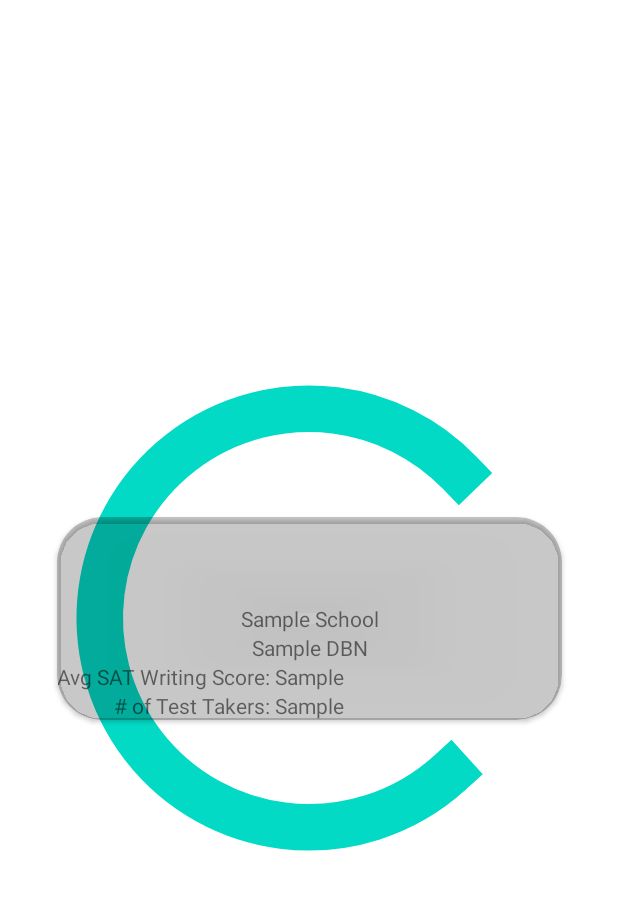
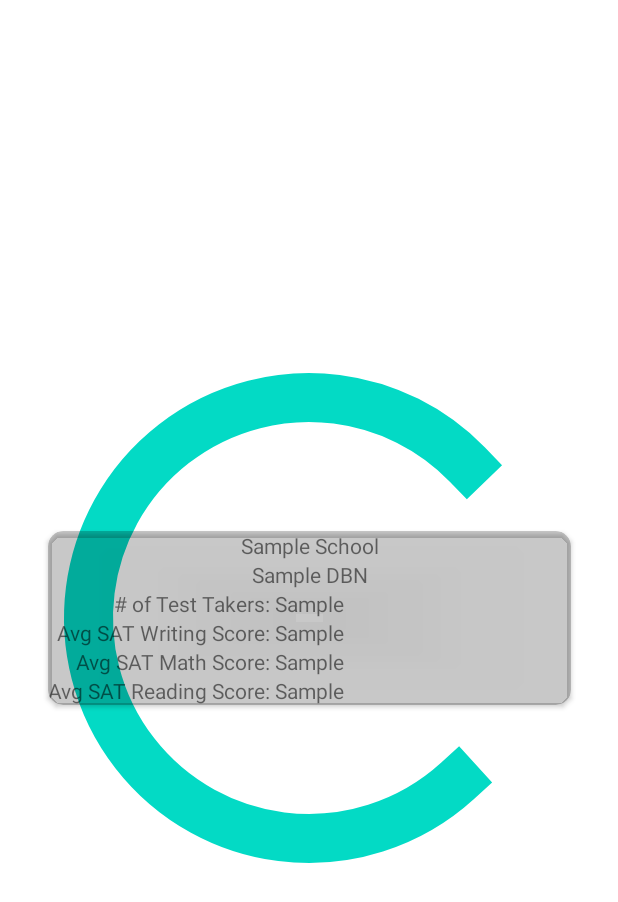
Before and after one commit to ndoperalski130/20220629-ND-NYCSchools, an Android app: the layout fragment_details.xml on its own in the app's theme, with its tools: preview values and no code run, on a phone screen of 412 x 824 dp. Shown: the top 902 px of the screen. Run offline under Robolectric (Android 15) with nearby library versions, the phone set to English and light mode, and no system bars.

```diff
--- a/app/src/main/res/layout/fragment_details.xml
+++ b/app/src/main/res/layout/fragment_details.xml
@@ -4,7 +4,7 @@
     android:layout_height="match_parent"
     xmlns:app="http://schemas.android.com/apk/res-auto"
     android:background="@color/purple_200"
-    android:layout_margin="20dp">
+    android:layout_margin="10dp">
 
     <ProgressBar
         android:layout_width="match_parent"
@@ -21,7 +21,7 @@
         app:layout_constraintStart_toStartOf="parent"
         app:layout_constraintEnd_toEndOf="parent"
         android:backgroundTint="@color/cardview_shadow_start_color"
-        app:cardCornerRadius="30dp">
+        app:cardCornerRadius="10dp">
         <androidx.constraintlayout.widget.ConstraintLayout
             android:layout_width="wrap_content"
             android:layout_height="wrap_content"
@@ -31,7 +31,6 @@
                 android:layout_height="wrap_content"
                 app:layout_constraintTop_toTopOf="parent"
                 app:layout_constraintEnd_toEndOf="parent"
-                app:layout_constraintBottom_toBottomOf="parent"
                 app:layout_constraintStart_toStartOf="parent"
                 android:id="@+id/tvDetailsSchoolName"
                 android:text="Sample School"
@@ -50,21 +49,55 @@
                 android:layout_height="wrap_content"
                 android:id="@+id/tvDetailsWritingHandle"
                 android:text="Avg SAT Writing Score: "
-                app:layout_constraintTop_toBottomOf="@id/tvDetailsDBN"
+                app:layout_constraintTop_toBottomOf="@id/tvDetailsNumTakersHandle"
                 app:layout_constraintEnd_toStartOf="@id/tvDetailsWriting"
+                />
+            <TextView
+                android:layout_width="wrap_content"
+                android:layout_height="wrap_content"
+                android:id="@+id/tvDetailsMathHandle"
+                android:text="Avg SAT Math Score: "
+                app:layout_constraintTop_toBottomOf="@id/tvDetailsWritingHandle"
+                app:layout_constraintEnd_toStartOf="@id/tvDetailsMath"
+                />
+            <TextView
+                android:layout_width="wrap_content"
+                android:layout_height="wrap_content"
+                android:id="@+id/tvDetailsMath"
+                android:text="Sample"
+                app:layout_constraintTop_toBottomOf="@id/tvDetailsWritingHandle"
+                app:layout_constraintStart_toStartOf="parent"
+                app:layout_constraintEnd_toEndOf="parent"
+                />
+            <TextView
+                android:layout_width="wrap_content"
+                android:layout_height="wrap_content"
+                android:id="@+id/tvDetailsReadingHandle"
+                android:text="Avg SAT Reading Score: "
+                app:layout_constraintTop_toBottomOf="@id/tvDetailsMathHandle"
+                app:layout_constraintEnd_toStartOf="@id/tvDetailsReading"
+                />
+            <TextView
+                android:layout_width="wrap_content"
+                android:layout_height="wrap_content"
+                android:id="@+id/tvDetailsReading"
+                app:layout_constraintTop_toBottomOf="@id/tvDetailsMath"
+                app:layout_constraintStart_toStartOf="parent"
+                app:layout_constraintEnd_toEndOf="parent"
+                android:text="Sample"
                 />
             <TextView
                 android:layout_width="wrap_content"
                 android:layout_height="wrap_content"
                 android:id="@+id/tvDetailsWriting"
                 android:text="Sample"
-                app:layout_constraintTop_toBottomOf="@id/tvDetailsDBN"
+                app:layout_constraintTop_toBottomOf="@id/tvDetailsNumTakersHandle"
                 app:layout_constraintStart_toStartOf="parent"
                 app:layout_constraintEnd_toEndOf="parent"/>
             <TextView
                 android:layout_width="wrap_content"
                 android:layout_height="wrap_content"
-                app:layout_constraintTop_toBottomOf="@id/tvDetailsWriting"
+                app:layout_constraintTop_toBottomOf="@id/tvDetailsDBN"
                 android:id="@+id/tvDetailsNumTakers"
                 app:layout_constraintStart_toStartOf="parent"
                 app:layout_constraintEnd_toEndOf="parent"
@@ -75,9 +108,10 @@
                 android:layout_height="wrap_content"
                 android:id="@+id/tvDetailsNumTakersHandle"
                 app:layout_constraintEnd_toStartOf="@id/tvDetailsNumTakers"
-                app:layout_constraintTop_toBottomOf="@id/tvDetailsWriting"
+                app:layout_constraintTop_toBottomOf="@id/tvDetailsDBN"
                 android:text="# of Test Takers: "
                 />
+
 
         </androidx.constraintlayout.widget.ConstraintLayout>
 
```
